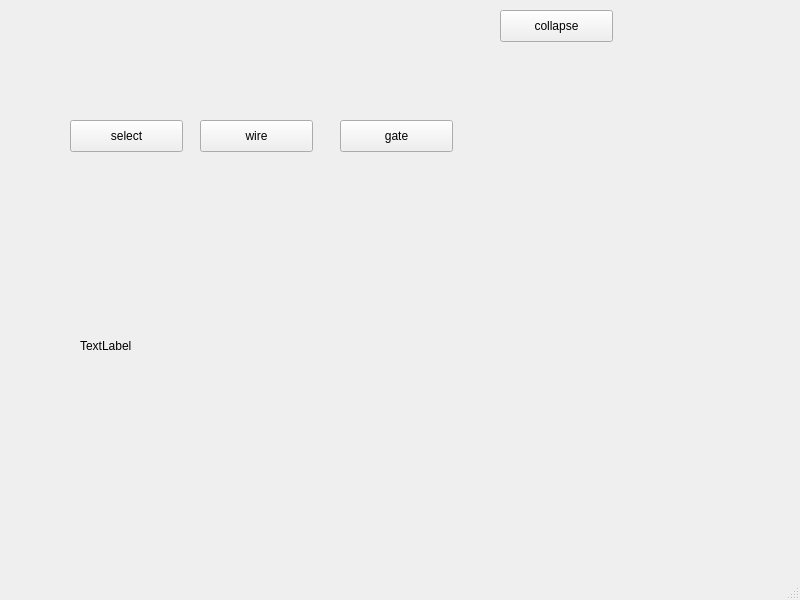
First picture: the form in mainwindow.ui, repository thejbug/eduTest, before the edit.
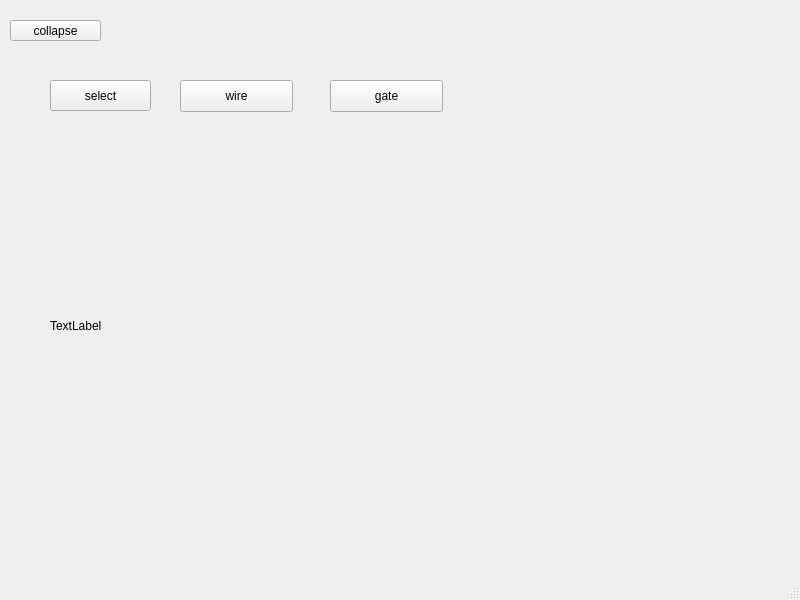
Second picture: the form after the edit. Custom widgets are drawn as their Qt base class.

```diff
--- a/mainwindow.ui
+++ b/mainwindow.ui
@@ -14,11 +14,20 @@
    <string>MainWindow</string>
   </property>
   <widget class="QWidget" name="centralwidget">
+   <widget class="QWidget" name="widget" native="true">
+    <property name="geometry">
+     <rect>
+      <x>30</x>
+      <y>60</y>
+      <width>731</width>
+      <height>481</height>
+     </rect>
+    </property>
    <widget class="SandboxCanvas" name="testLabel">
     <property name="geometry">
      <rect>
-      <x>80</x>
-      <y>170</y>
+       <x>20</x>
+       <y>90</y>
       <width>601</width>
       <height>351</height>
      </rect>
@@ -27,37 +36,11 @@
      <string>TextLabel</string>
     </property>
    </widget>
-   <widget class="QPushButton" name="selectButton">
-    <property name="geometry">
-     <rect>
-      <x>70</x>
-      <y>120</y>
-      <width>113</width>
-      <height>32</height>
-     </rect>
-    </property>
-    <property name="text">
-     <string>select</string>
-    </property>
-   </widget>
-   <widget class="QPushButton" name="wireButton">
-    <property name="geometry">
-     <rect>
-      <x>200</x>
-      <y>120</y>
-      <width>113</width>
-      <height>32</height>
-     </rect>
-    </property>
-    <property name="text">
-     <string>wire</string>
-    </property>
-   </widget>
    <widget class="QPushButton" name="gateButton">
     <property name="geometry">
      <rect>
-      <x>340</x>
-      <y>120</y>
+       <x>300</x>
+       <y>20</y>
       <width>113</width>
       <height>32</height>
      </rect>
@@ -66,13 +49,40 @@
      <string>gate</string>
     </property>
    </widget>
+    <widget class="QPushButton" name="wireButton">
+     <property name="geometry">
+      <rect>
+       <x>150</x>
+       <y>20</y>
+       <width>113</width>
+       <height>32</height>
+      </rect>
+     </property>
+     <property name="text">
+      <string>wire</string>
+     </property>
+    </widget>
+    <widget class="QPushButton" name="selectButton">
+     <property name="geometry">
+      <rect>
+       <x>20</x>
+       <y>20</y>
+       <width>101</width>
+       <height>31</height>
+      </rect>
+     </property>
+     <property name="text">
+      <string>select</string>
+     </property>
+    </widget>
+   </widget>
    <widget class="QPushButton" name="collapseButton">
     <property name="geometry">
      <rect>
-      <x>500</x>
-      <y>10</y>
-      <width>113</width>
-      <height>32</height>
+      <x>10</x>
+      <y>20</y>
+      <width>91</width>
+      <height>21</height>
      </rect>
     </property>
     <property name="text">
```
Lines whose indentation alone changed are shown as unchanged.
